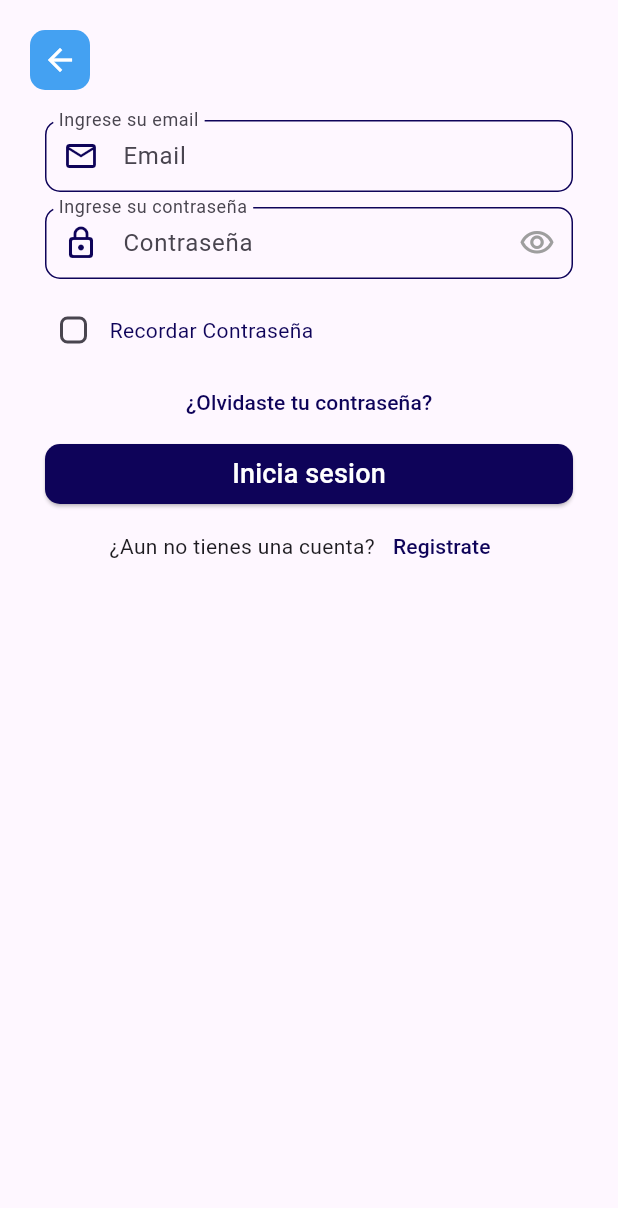
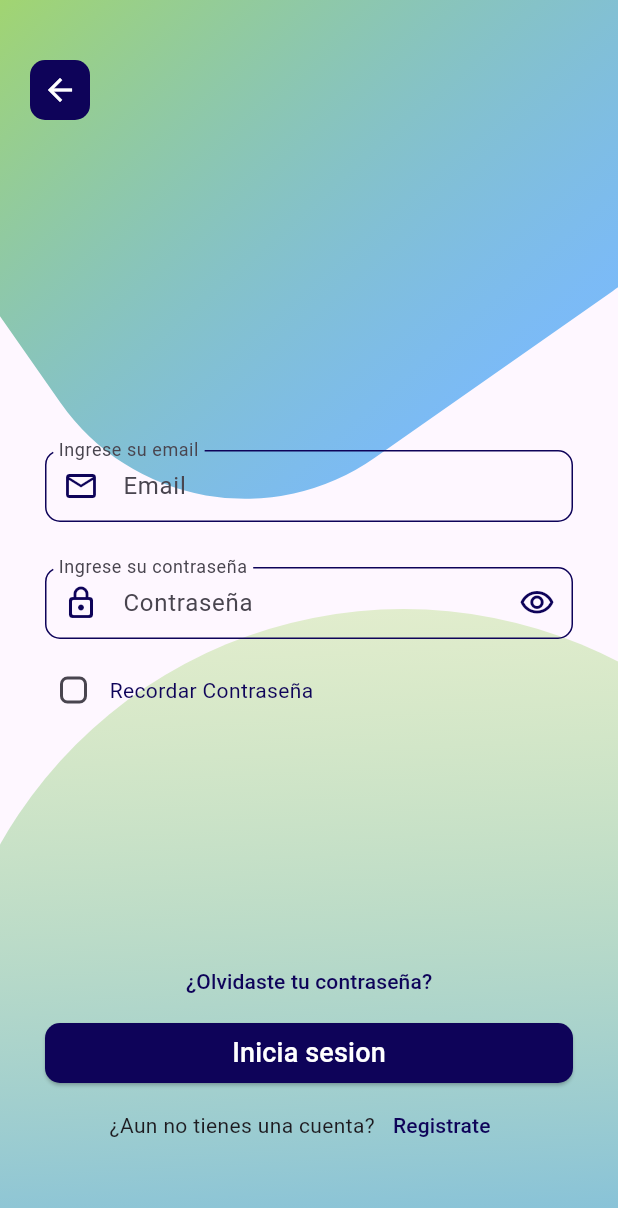
Before and after one commit to YhonattanZ/Nolatech.ai, a Flutter app: the screen it shows after launch, after a tap on "Inicia Sesion", on a phone screen of 412 x 824 dp. Shown: the top 1208 px of the screen. Run offline on Flutter 3.47's test engine with Material 3 defaults, Android fonts, the phone set to English and light mode, and no system bars; our stand-ins replace google_fonts.

Commit message:
style(Login) last details in desing

```diff
--- a/prueba_nolatech/lib/src/constants/constants.dart
+++ b/prueba_nolatech/lib/src/constants/constants.dart
@@ -1,6 +1,39 @@
 import 'package:flutter/material.dart';
+import 'dart:math' as math;
 
 const Color primaryColor = Color(0xff44A1F2);
 const Color secondaryColor = Color(0xff0E0359);
 const Color fontColor = Color(0xffA8D95F);
 const double fontSize = 18;
+
+Widget topShape(double width) {
+  return Transform.rotate(
+    angle: -35 * math.pi / 180,
+    child: Container(
+      width: 1.2 * width,
+      height: 1.2 * width,
+      decoration: BoxDecoration(
+          borderRadius: BorderRadius.circular(150),
+          gradient: LinearGradient(
+              begin: const Alignment(-0.2, -0.8),
+              end: Alignment.bottomCenter,
+              colors: [fontColor, primaryColor.withOpacity(0.7)])),
+    ),
+  );
+}
+
+Widget bottomShape(double width) {
+  return Container(
+    width: 1.5 * width,
+    height: 1.5 * width,
+    decoration: BoxDecoration(
+        shape: BoxShape.circle,
+        gradient: LinearGradient(
+            begin: const Alignment(0.6, -1.1),
+            end: const Alignment(0.7, 0.8),
+            colors: [
+              fontColor.withOpacity(0.3),
+              primaryColor.withOpacity(0.9)
+            ])),
+  );
+}
--- a/prueba_nolatech/lib/src/providers/custom_http_provider.dart
+++ b/prueba_nolatech/lib/src/providers/custom_http_provider.dart
@@ -1,4 +1,5 @@
 import 'dart:convert';
+import 'dart:developer';
 import 'package:http/http.dart' as http;
 
 class CustomHttpProvider {
@@ -42,11 +43,9 @@ class CustomHttpProvider {
 
   void _logStatusCode(http.Response response) {
     if (response.statusCode == 200) {
-      print(
-          'Request to ${response.request?.url} was successful with status code: ${response.statusCode}');
+      log('Request to ${response.request?.url} was successful with status code: ${response.statusCode}');
     } else {
-      print(
-          'Request to ${response.request?.url} failed with status code: ${response.statusCode}');
+      log('Request to ${response.request?.url} failed with status code: ${response.statusCode}');
     }
   }
 }
--- a/prueba_nolatech/lib/src/providers/login_provider.dart
+++ b/prueba_nolatech/lib/src/providers/login_provider.dart
@@ -5,6 +5,9 @@ import 'package:prueba_nolatech/src/view/screens/register.dart';
 class LoginProvider extends ChangeNotifier {
   bool showPassword = false;
   bool isChecked = false;
+
+  TextEditingController emailCtrl = TextEditingController();
+  TextEditingController passwordCtrl = TextEditingController();
 
   void goToRegister(context) {
     Navigator.push(
--- a/prueba_nolatech/lib/src/view/screens/login.dart
+++ b/prueba_nolatech/lib/src/view/screens/login.dart
@@ -2,41 +2,71 @@ import 'package:flutter/material.dart';
 import 'package:provider/provider.dart';
 import 'package:prueba_nolatech/src/constants/constants.dart';
 import 'package:prueba_nolatech/src/providers/login_provider.dart';
+import 'package:prueba_nolatech/src/view/widgets/password_textfield.dart';
+import 'package:prueba_nolatech/src/view/widgets/textfield.dart';
 
 class Login extends StatelessWidget {
   const Login({super.key});
 
   @override
   Widget build(BuildContext context) {
+    final size = MediaQuery.of(context).size;
     return Scaffold(
-      body: Column(
+      resizeToAvoidBottomInset: true,
+      body: SingleChildScrollView(
+        child: SizedBox(
+          height: size.height,
+          child: Stack(
+            children: [
+              Positioned(top: -200, left: -60, child: topShape(size.width)),
+              Positioned(
+                  bottom: -200, left: -40, child: bottomShape(size.width)),
+              Padding(
+                padding: const EdgeInsets.only(top: 20),
+                child: Column(children: [
+                  customAppBar(context),
+                  const SizedBox(height: 200),
+                  textfields(context),
+                  checkbox(),
+                  const Spacer(),
+                  footer()
+                ]),
+              ),
+            ],
+          ),
+        ),
+      ),
+    );
+  }
+
+  Widget footer() {
+    return Padding(
+      padding: const EdgeInsets.only(bottom: 50.0),
+      child: Column(
         children: [
-          customAppBar(context),
-          textfields(context),
-          checkbox(),
           TextButton(
               onPressed: () {},
-              child: Text('¿Olvidaste tu contraseña?',
+              child: const Text('¿Olvidaste tu contraseña?',
                   style: TextStyle(color: secondaryColor))),
           Container(
-            margin: EdgeInsets.symmetric(horizontal: 30),
+            margin: const EdgeInsets.symmetric(horizontal: 30),
             width: double.infinity,
             child: ElevatedButton(
                 style: ElevatedButton.styleFrom(
                     backgroundColor: secondaryColor,
-                    shape: RoundedRectangleBorder(
+                    shape: const RoundedRectangleBorder(
                         borderRadius: BorderRadius.all(Radius.circular(10)))),
                 onPressed: () {},
-                child: Text('Inicia sesion',
+                child: const Text('Inicia sesion',
                     style: TextStyle(color: Colors.white, fontSize: fontSize))),
           ),
           Row(
             mainAxisAlignment: MainAxisAlignment.center,
             children: [
-              Text('¿Aun no tienes una cuenta?'),
+              const Text('¿Aun no tienes una cuenta?'),
               TextButton(
                   onPressed: () {},
-                  child: Text(
+                  child: const Text(
                     'Registrate',
                     style: TextStyle(color: secondaryColor),
                   )),
@@ -82,7 +112,7 @@ class Login extends StatelessWidget {
             },
             child: Container(
               decoration: const BoxDecoration(
-                  color: primaryColor,
+                  color: secondaryColor,
                   borderRadius: BorderRadius.all(Radius.circular(10))),
               height: 40,
               width: 40,
@@ -100,81 +130,22 @@ class Login extends StatelessWidget {
   Widget textfields(context) {
     return Column(
       children: [
-        Padding(
-          padding: const EdgeInsets.symmetric(horizontal: 30.0),
-          child: TextFormField(
-            decoration: InputDecoration(
-                disabledBorder: OutlineInputBorder(
-                    borderRadius: BorderRadius.circular(10),
-                    borderSide: BorderSide(color: Colors.grey.shade400)),
-                focusedBorder: OutlineInputBorder(
-                    borderRadius: BorderRadius.circular(10),
-                    borderSide: const BorderSide(color: fontColor)),
-                enabledBorder: OutlineInputBorder(
-                    borderRadius: BorderRadius.circular(10),
-                    borderSide: const BorderSide(color: secondaryColor)),
-                errorBorder: OutlineInputBorder(
-                    borderRadius: BorderRadius.circular(10),
-                    borderSide: const BorderSide(color: Colors.red)),
-                border:
-                    OutlineInputBorder(borderRadius: BorderRadius.circular(10)),
-                contentPadding: const EdgeInsets.only(left: 5, top: 12),
-                floatingLabelAlignment: FloatingLabelAlignment.start,
-                floatingLabelBehavior: FloatingLabelBehavior.always,
-                hintText: 'Email',
-                labelText: 'Ingrese su email',
-                prefixIcon: const Icon(
-                  Icons.email_outlined,
-                  color: secondaryColor,
-                )),
-          ),
-        ),
-        Padding(
-            padding: const EdgeInsets.symmetric(horizontal: 30.0, vertical: 10),
-            child: Consumer<LoginProvider>(
-              builder: (_, p, child) => TextFormField(
-                obscureText: p.showPassword,
-                decoration: InputDecoration(
-                  disabledBorder: OutlineInputBorder(
-                      borderRadius: BorderRadius.circular(10),
-                      borderSide: BorderSide(color: Colors.grey.shade400)),
-                  focusedBorder: OutlineInputBorder(
-                      borderRadius: BorderRadius.circular(10),
-                      borderSide: BorderSide(color: Colors.grey.shade400)),
-                  enabledBorder: OutlineInputBorder(
-                      borderRadius: BorderRadius.circular(10),
-                      borderSide: const BorderSide(color: secondaryColor)),
-                  errorBorder: OutlineInputBorder(
-                      borderRadius: BorderRadius.circular(10),
-                      borderSide: const BorderSide(color: Colors.red)),
-                  border: OutlineInputBorder(
-                      borderRadius: BorderRadius.circular(10)),
-                  contentPadding: const EdgeInsets.only(left: 5, top: 12),
-                  floatingLabelAlignment: FloatingLabelAlignment.start,
-                  floatingLabelBehavior: FloatingLabelBehavior.always,
-                  hintText: 'Contraseña',
-                  labelText: 'Ingrese su contraseña',
-                  prefixIcon: const Icon(
-                    Icons.lock_outline_rounded,
-                    color: secondaryColor,
-                  ),
-                  suffixIcon: IconButton(
-                    icon: p.showPassword
-                        ? const Icon(
-                            Icons.visibility_off_outlined,
-                            color: Color.fromRGBO(158, 158, 158, 1),
-                          )
-                        : const Icon(
-                            Icons.visibility_outlined,
-                            color: Colors.grey,
-                          ),
-                    onPressed: () {
-                      p.isShowPassword(!p.showPassword);
-                    },
-                  ),
-                ),
-              ),
-            ))
+        Consumer<LoginProvider>(
+            builder: (_, p, child) => CustomTextfield(
+                hint: 'Email',
+                label: 'Ingrese su email',
+                icon: Icons.email_outlined,
+                controller: p.emailCtrl)),
+        const SizedBox(height: 20),
+        Consumer<LoginProvider>(
+            builder: (_, p, child) => CustomPasswordTextfield(
+                hint: 'Contraseña',
+                label: 'Ingrese su contraseña',
+                controller: p.passwordCtrl,
+                obsText: p.showPassword,
+                onPressed: () {
+                  p.isShowPassword(!p.showPassword);
+                })),
       ],
     );
   }
--- /dev/null
+++ b/prueba_nolatech/lib/src/view/widgets/password_textfield.dart
@@ -0,0 +1,63 @@
+import 'package:flutter/material.dart';
+
+import '../../constants/constants.dart';
+
+class CustomPasswordTextfield extends StatelessWidget {
+  final String hint;
+  final String label;
+
+  final TextEditingController controller;
+  final bool obsText;
+  final Function()? onPressed;
+  const CustomPasswordTextfield(
+      {super.key,
+      required this.hint,
+      required this.label,
+      required this.controller,
+      required this.obsText,
+      this.onPressed});
+
+  @override
+  Widget build(BuildContext context) {
+    return Padding(
+        padding: const EdgeInsets.symmetric(horizontal: 30.0, vertical: 10),
+        child: TextFormField(
+          obscureText: obsText,
+          decoration: InputDecoration(
+            disabledBorder: OutlineInputBorder(
+                borderRadius: BorderRadius.circular(10),
+                borderSide: const BorderSide(color: secondaryColor)),
+            focusedBorder: OutlineInputBorder(
+                borderRadius: BorderRadius.circular(10),
+                borderSide: const BorderSide(color: secondaryColor)),
+            enabledBorder: OutlineInputBorder(
+                borderRadius: BorderRadius.circular(10),
+                borderSide: const BorderSide(color: secondaryColor)),
+            errorBorder: OutlineInputBorder(
+                borderRadius: BorderRadius.circular(10),
+                borderSide: const BorderSide(color: Colors.red)),
+            border: OutlineInputBorder(borderRadius: BorderRadius.circular(10)),
+            contentPadding: const EdgeInsets.only(left: 5, top: 12),
+            floatingLabelAlignment: FloatingLabelAlignment.start,
+            floatingLabelBehavior: FloatingLabelBehavior.always,
+            hintText: hint,
+            labelText: label,
+            prefixIcon: const Icon(
+              Icons.lock_outline_rounded,
+              color: secondaryColor,
+            ),
+            suffixIcon: IconButton(
+                icon: obsText
+                    ? const Icon(
+                        Icons.visibility_off_outlined,
+                        color: secondaryColor,
+                      )
+                    : const Icon(
+                        Icons.visibility_outlined,
+                        color: secondaryColor,
+                      ),
+                onPressed: onPressed),
+          ),
+        ));
+  }
+}
--- /dev/null
+++ b/prueba_nolatech/lib/src/view/widgets/textfield.dart
@@ -0,0 +1,50 @@
+import 'package:flutter/material.dart';
+
+import '../../constants/constants.dart';
+
+class CustomTextfield extends StatelessWidget {
+  final String hint;
+  final String label;
+  final IconData icon;
+  final TextEditingController controller;
+
+  const CustomTextfield(
+      {super.key,
+      required this.hint,
+      required this.label,
+      required this.icon,
+      required this.controller});
+
+  @override
+  Widget build(BuildContext context) {
+    return Padding(
+      padding: const EdgeInsets.symmetric(horizontal: 30.0),
+      child: TextFormField(
+        controller: controller,
+        decoration: InputDecoration(
+            disabledBorder: OutlineInputBorder(
+                borderRadius: BorderRadius.circular(10),
+                borderSide: BorderSide(color: Colors.grey.shade400)),
+            focusedBorder: OutlineInputBorder(
+                borderRadius: BorderRadius.circular(10),
+                borderSide: const BorderSide(color: secondaryColor)),
+            enabledBorder: OutlineInputBorder(
+                borderRadius: BorderRadius.circular(10),
+                borderSide: const BorderSide(color: secondaryColor)),
+            errorBorder: OutlineInputBorder(
+                borderRadius: BorderRadius.circular(10),
+                borderSide: const BorderSide(color: Colors.red)),
+            border: OutlineInputBorder(borderRadius: BorderRadius.circular(10)),
+            contentPadding: const EdgeInsets.only(left: 5, top: 12),
+            floatingLabelAlignment: FloatingLabelAlignment.start,
+            floatingLabelBehavior: FloatingLabelBehavior.always,
+            hintText: hint,
+            labelText: label,
+            prefixIcon: Icon(
+              icon,
+              color: secondaryColor,
+            )),
+      ),
+    );
+  }
+}
```
